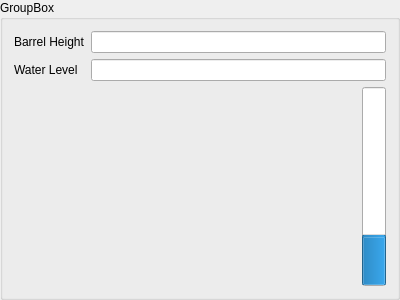
This is watertowerwidget.ui in xlongfeng/home-security as Qt 5 draws it before an edit. The edited form follows.
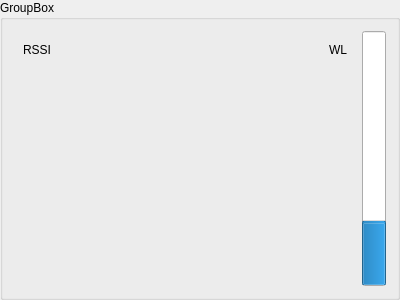
This is the edited form. Custom widgets are drawn as their Qt base class.

What changed in the file:
```diff
--- a/watertowerwidget.ui
+++ b/watertowerwidget.ui
@@ -16,49 +16,56 @@
   <property name="title">
    <string>GroupBox</string>
   </property>
-  <layout class="QVBoxLayout" name="verticalLayout">
-   <item>
-    <layout class="QFormLayout" name="formLayout">
-     <item row="0" column="0">
-      <widget class="QLabel" name="heightLabel">
-       <property name="text">
-        <string>Barrel Height</string>
-       </property>
-      </widget>
-     </item>
-     <item row="0" column="1">
-      <widget class="QLineEdit" name="heightLineEdit">
-       <property name="focusPolicy">
-        <enum>Qt::NoFocus</enum>
-       </property>
-       <property name="readOnly">
-        <bool>true</bool>
-       </property>
-      </widget>
-     </item>
-     <item row="1" column="0">
-      <widget class="QLabel" name="label">
-       <property name="text">
-        <string>Water Level</string>
-       </property>
-      </widget>
-     </item>
-     <item row="1" column="1">
-      <widget class="QLineEdit" name="levelLineEdit">
-       <property name="focusPolicy">
-        <enum>Qt::NoFocus</enum>
-       </property>
-       <property name="readOnly">
-        <bool>true</bool>
-       </property>
-      </widget>
-     </item>
-    </layout>
-   </item>
-   <item>
     <layout class="QHBoxLayout" name="horizontalLayout">
      <item>
-      <widget class="AvatarWidget" name="avatarWidget" native="true"/>
+    <widget class="AvatarWidget" name="avatarWidget" native="true">
+     <layout class="QVBoxLayout" name="verticalLayout">
+      <item>
+       <layout class="QHBoxLayout" name="horizontalLayout_2">
+        <item>
+         <widget class="QLabel" name="rssiLabel">
+          <property name="text">
+           <string>RSSI</string>
+          </property>
+         </widget>
+        </item>
+        <item>
+         <spacer name="horizontalSpacer">
+          <property name="orientation">
+           <enum>Qt::Horizontal</enum>
+          </property>
+          <property name="sizeHint" stdset="0">
+           <size>
+            <width>40</width>
+            <height>20</height>
+           </size>
+          </property>
+         </spacer>
+        </item>
+        <item>
+         <widget class="QLabel" name="waterLevelLabel">
+          <property name="text">
+           <string>WL</string>
+          </property>
+         </widget>
+        </item>
+       </layout>
+      </item>
+      <item>
+       <spacer name="verticalSpacer">
+        <property name="orientation">
+         <enum>Qt::Vertical</enum>
+        </property>
+        <property name="sizeHint" stdset="0">
+         <size>
+          <width>20</width>
+          <height>214</height>
+         </size>
+        </property>
+       </spacer>
+      </item>
+     </layout>
+    </widget>
      </item>
      <item>
       <widget class="QProgressBar" name="progressBar">
@@ -81,8 +88,6 @@
         <enum>Qt::Vertical</enum>
        </property>
       </widget>
-     </item>
-    </layout>
    </item>
   </layout>
  </widget>
```
Lines whose indentation alone changed are shown as unchanged.
